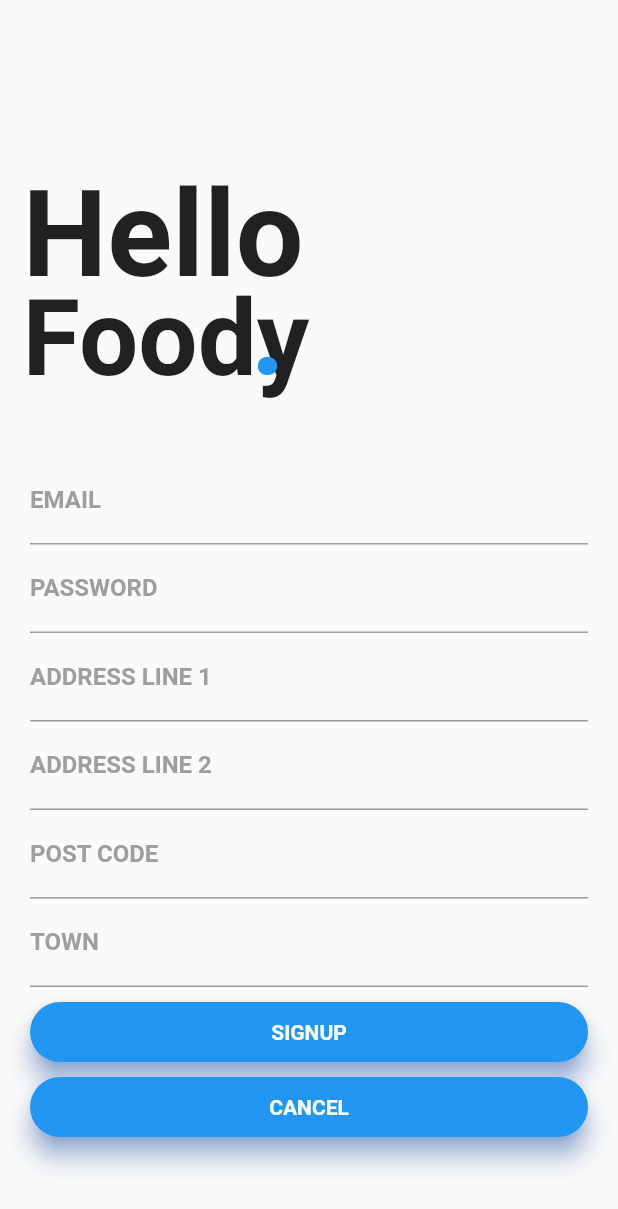
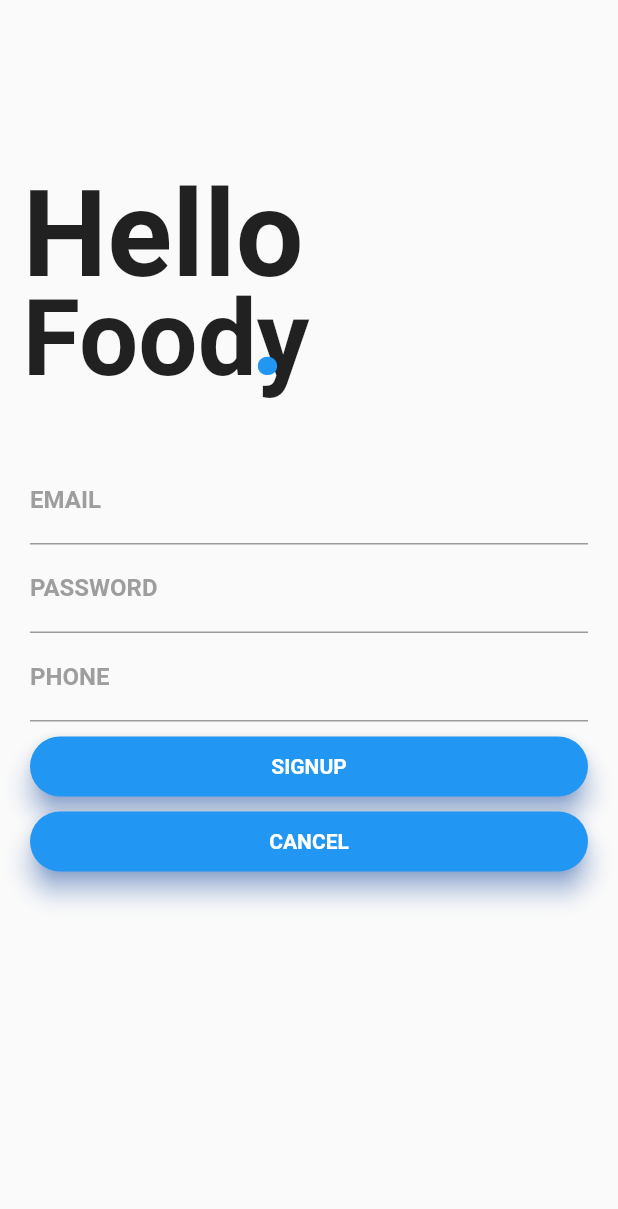
Before and after one commit to vedarths/chatapps, a Flutter app: the SignupPage screen opened by its route, on a phone screen of 412 x 824 dp. Shown: the top 1209 px of the screen. Run offline on Flutter 3.47's test engine with Material 2 defaults, Android fonts, the phone set to English and light mode, and no system bars; our stand-ins replace carousel_pro, cloud_firestore, firebase_auth; accounts and stored records are empty; Roboto replaces fonts that are missing (Monteserrat); project files that could hold a hidden picture were left out.

```diff
--- a/lib/screens/login.dart
+++ b/lib/screens/login.dart
@@ -136,26 +136,6 @@ class PasswordWidget extends StatelessWidget {
           focusedBorder: UnderlineInputBorder(
               borderSide: BorderSide(color: Colors.blue))),
       obscureText: true,
-    );
-  }
-}
-
-class EmailWidget extends StatelessWidget {
-  const EmailWidget({
-    Key key,
-  }) : super(key: key);
-
-  @override
-  Widget build(BuildContext context) {
-    return TextField(
-      decoration: InputDecoration(
-          labelText: 'EMAIL',
-          labelStyle: TextStyle(
-              fontFamily: 'Monteserrat',
-              fontWeight: FontWeight.bold,
-              color: Colors.grey),
-          focusedBorder: UnderlineInputBorder(
-              borderSide: BorderSide(color: Colors.blue))),
     );
   }
 }
--- a/lib/screens/signup.dart
+++ b/lib/screens/signup.dart
@@ -1,5 +1,6 @@
 import 'dart:ui';
 
+import 'package:chatapps/src/widgets/elements.dart';
 import 'package:flutter/material.dart';
 import 'package:chatapps/screens/login.dart';
 
@@ -33,13 +34,6 @@ class SignupPage extends StatefulWidget {
 }
 
 class _SignupPageState extends State<SignupPage> {
-  int _counter = 0;
-
-  void _incrementCounter() {
-    setState(() {
-      _counter++;
-    });
-  }
 
   @override
   Widget build(BuildContext context) {
@@ -60,10 +54,7 @@ class _SignupPageState extends State<SignupPage> {
                 children: <Widget>[
                   EmailWidget(),
                   PasswordWidget(),
-                  AddressLine1Widget(),
-                  AddressLine2Widget(),
-                  PostCodeWidget(),
-                  TownWidget(),
+                  PhoneWidget(),
                   SizedBox(height: 10.0),
                   SignupButtonWidget(),
                   SizedBox(height: 10.0),
--- a/lib/src/models/user.dart
+++ b/lib/src/models/user.dart
@@ -3,38 +3,24 @@ import 'package:cloud_firestore/cloud_firestore.dart';
 class UserModel {
    static const NAME = "name";
    static const EMAIL = "email";
-   static const ADDRESS_1 = "addressLine1";
-   static const ADDRESS_2 = "addressLine2";
-   static const POST_CODE = "postCode";
-   static const TOWN = "town";
+   static const PHONE = "phone";
    static const ADMIN = "admin";
 
    String  _name;
    String  _email;
-   String  _address1;
-   String  _address2;
-   String  _postCode;
-   String  _town;
+   String  _phone;
    bool _admin;
 
    // getters
    String get name => _name;
    String get email => _email;
-   String get address1 => _address1;
-   String get address2 => _address2;
-   String get postCode => _postCode;
-   String get town => _town;
+   String get phone => _phone;
    bool get admin => _admin;
 
    UserModel.fromSnapshot(DocumentSnapshot snapshot) {
       _name = snapshot.data()[NAME];
       _email = snapshot.data()[EMAIL];
-      _address1 = snapshot.data()[ADDRESS_1];
-      _address2 = snapshot.data()[ADDRESS_2];
-      _postCode = snapshot.data()[POST_CODE];
-      _town = snapshot.data()[TOWN];
+      _phone = snapshot.data()[PHONE];
       _admin = snapshot.data()[ADMIN];
    }
-
-
 }
--- a/lib/src/providers/authentication.dart
+++ b/lib/src/providers/authentication.dart
@@ -27,10 +27,7 @@ class Authenticator with ChangeNotifier {
   TextEditingController email = TextEditingController();
   TextEditingController password = TextEditingController();
   TextEditingController name = TextEditingController();
-  TextEditingController address1 = TextEditingController();
-  TextEditingController address2 = TextEditingController();
-  TextEditingController town = TextEditingController();
-  TextEditingController postCode = TextEditingController();
+  TextEditingController phone = TextEditingController();
 
   Authenticator.initialize() : _auth = FirebaseAuth.instance {
     _auth.authStateChanges().listen(_onStateChanged);
@@ -59,10 +56,7 @@ class Authenticator with ChangeNotifier {
           .then((value) => (user) {
                 Map<String, dynamic> values = {
                   "name": name.text,
-                  "address1": address1.text,
-                  "address2": address2.text,
-                  "town": town.text,
-                  "postCode": postCode.text,
+                  "phone": phone.text,
                   "id": user.user.uid
                 };
                 _userService.create(values);
@@ -103,11 +97,7 @@ class Authenticator with ChangeNotifier {
     email.text = "";
     password.text = "";
     name.text = "";
-    address1.text = "";
-    address2.text = "";
-    town.text = "";
-    postCode.text = "";
-
+    phone.text = "";
   }
 
 }
--- a/lib/src/widgets/elements.dart
+++ b/lib/src/widgets/elements.dart
@@ -22,8 +22,8 @@ class EmailWidget extends StatelessWidget {
   }
 }
 
-class AddressLine1Widget extends StatelessWidget {
-  const AddressLine1Widget(
+class PhoneWidget extends StatelessWidget {
+  const PhoneWidget(
       {
         Key key,
       }
@@ -33,7 +33,7 @@ class AddressLine1Widget extends StatelessWidget {
   Widget build(BuildContext context) {
     return TextField(
       decoration: InputDecoration(
-          labelText: 'ADDRESS LINE 1',
+          labelText: 'PHONE',
           labelStyle: TextStyle(
               fontFamily: 'Monteserrat',
               fontWeight: FontWeight.bold,
@@ -43,75 +43,6 @@ class AddressLine1Widget extends StatelessWidget {
     );
   }
 }
-
-class AddressLine2Widget extends StatelessWidget {
-  const AddressLine2Widget(
-      {
-        Key key,
-      }
-      ) : super(key: key);
-
-  @override
-  Widget build(BuildContext context) {
-    return TextField(
-      decoration: InputDecoration(
-          labelText: 'ADDRESS LINE 2',
-          labelStyle: TextStyle(
-              fontFamily: 'Monteserrat',
-              fontWeight: FontWeight.bold,
-              color: Colors.grey),
-          focusedBorder: UnderlineInputBorder(
-              borderSide: BorderSide(color: Colors.blue))),
-    );
-  }
-}
-
-class PostCodeWidget extends StatelessWidget {
-  const PostCodeWidget(
-      {
-        Key key,
-      }
-      ) : super(key: key);
-
-  @override
-  Widget build(BuildContext context) {
-    return TextField(
-      decoration: InputDecoration(
-          labelText: 'POST CODE',
-          labelStyle: TextStyle(
-              fontFamily: 'Monteserrat',
-              fontWeight: FontWeight.bold,
-              color: Colors.grey),
-          focusedBorder: UnderlineInputBorder(
-              borderSide: BorderSide(color: Colors.blue))),
-    );
-  }
-}
-
-class TownWidget extends StatelessWidget {
-  const TownWidget(
-      {
-        Key key,
-      }
-      ) : super(key: key);
-
-  @override
-  Widget build(BuildContext context) {
-    return TextField(
-      decoration: InputDecoration(
-          labelText: 'TOWN',
-          labelStyle: TextStyle(
-              fontFamily: 'Monteserrat',
-              fontWeight: FontWeight.bold,
-              color: Colors.grey),
-          focusedBorder: UnderlineInputBorder(
-              borderSide: BorderSide(color: Colors.blue))),
-    );
-  }
-}
-
-
-
 
 class SignupWidget extends StatelessWidget {
   const SignupWidget({
```
